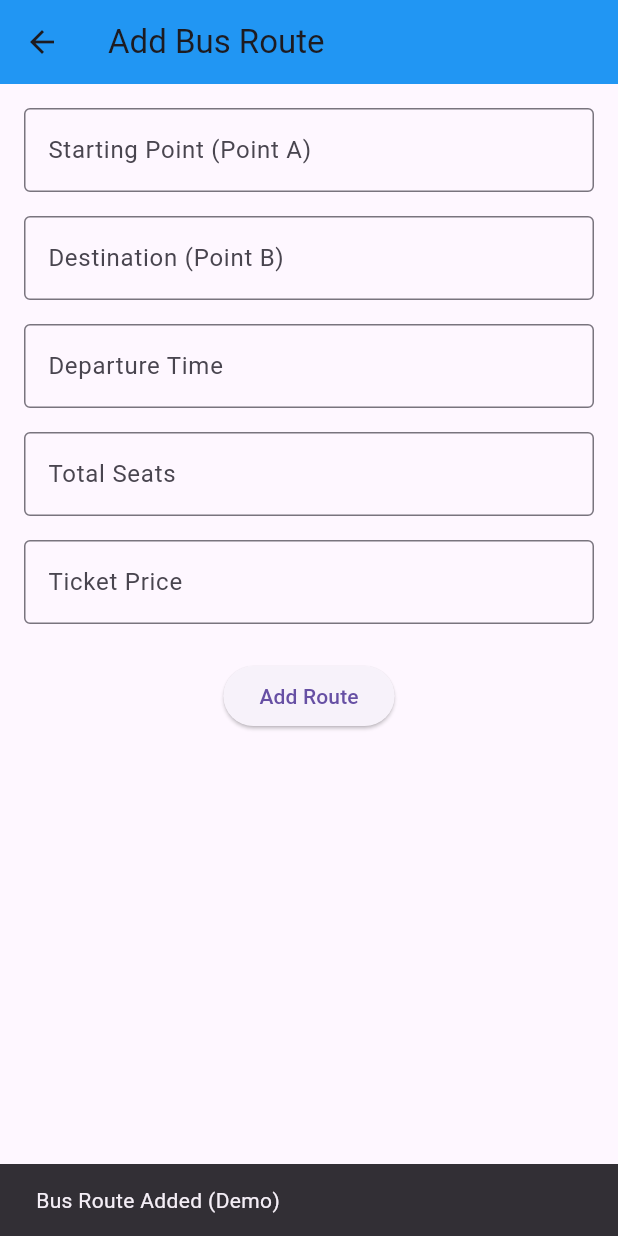
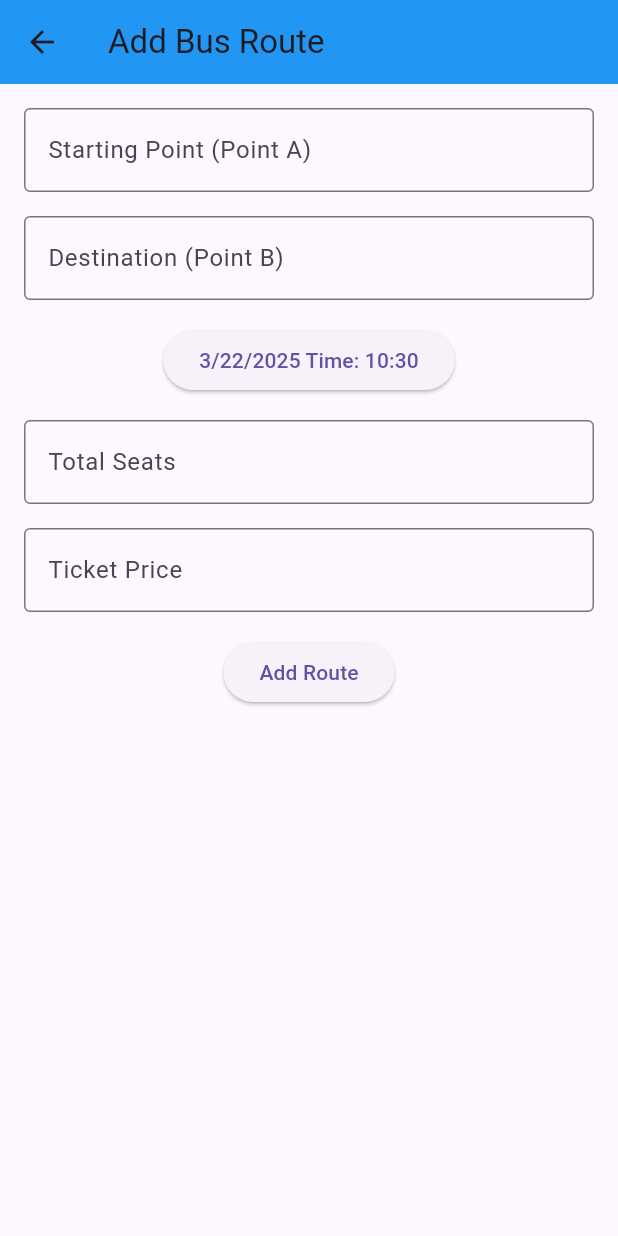
Before and after one commit to argieuwu/paw-patrol-ticketing, a Flutter app: the AddBusRouteScreen screen opened directly, after a tap on "Add Route", on a phone screen of 412 x 824 dp. Run offline on Flutter 3.47's test engine with Material 3 defaults, Android fonts, the phone set to English and light mode, and no system bars; our stand-ins replace cloud_firestore, firebase_auth, firebase_core, fluentui_icons, qr_flutter; missing offline and left inert: board_datetime_picker; accounts and stored records are empty.

Commit message:
adin ticet

```diff
--- a/lib/Admin/pages/AddBusRouteScreen.dart
+++ b/lib/Admin/pages/AddBusRouteScreen.dart
@@ -1,8 +1,16 @@
+import 'package:capstone2/data/model/AdminBusTicket.dart';
 import 'package:flutter/material.dart';
+import 'package:board_datetime_picker/board_datetime_picker.dart';
 
-class AddBusRouteScreen extends StatelessWidget {
+class AddBusRouteScreen extends StatefulWidget {
   const AddBusRouteScreen({super.key});
 
+  @override
+  State<AddBusRouteScreen> createState() => _AddBusRouteScreenState();
+}
+
+class _AddBusRouteScreenState extends State<AddBusRouteScreen> {
+  DateTime dateTime = DateTime.now();
   @override
   Widget build(BuildContext context) {
     final TextEditingController pointAController = TextEditingController();
@@ -19,6 +27,7 @@ class AddBusRouteScreen extends StatelessWidget {
       body: Padding(
         padding: const EdgeInsets.all(16.0),
         child: Column(
+          spacing: 16,
           children: [
             TextField(
               controller: pointAController,
@@ -27,7 +36,6 @@ class AddBusRouteScreen extends StatelessWidget {
                 border: OutlineInputBorder(),
               ),
             ),
-            const SizedBox(height: 16),
             TextField(
               controller: pointBController,
               decoration: const InputDecoration(
@@ -35,15 +43,39 @@ class AddBusRouteScreen extends StatelessWidget {
                 border: OutlineInputBorder(),
               ),
             ),
-            const SizedBox(height: 16),
-            TextField(
-              controller: timeController,
-              decoration: const InputDecoration(
-                labelText: 'Departure Time',
-                border: OutlineInputBorder(),
-              ),
+            ElevatedButton(
+              onPressed: () async {
+                DateTime? rizz = await showDatePicker(
+                  initialDate: dateTime,
+                  context: context,
+                  firstDate: DateTime.now(),
+                  lastDate: DateTime(2100),
+                );
+
+                if (rizz != null) {
+                  setState(() {
+                    dateTime = rizz;
+                  });
+                  if (context.mounted) {
+                    TimeOfDay? time = await showTimePicker(
+                        context: context,
+                        initialTime: TimeOfDay(
+                            hour: dateTime.hour, minute: dateTime.minute));
+                    if (time != null) {
+                      var newdate = DateTime(dateTime.year, dateTime.month,
+                          dateTime.day, time.hour, time.minute);
+                      setState(() {
+                        dateTime = newdate;
+                      });
+                    }
+                  }
+                } else {
+                  return;
+                }
+              },
+              child: Text(
+                  '${dateTime.month}/${dateTime.day}/${dateTime.year} Time: ${dateTime.hour}:${dateTime.minute}'),
             ),
-            const SizedBox(height: 16),
             TextField(
               controller: seatsController,
               decoration: const InputDecoration(
@@ -52,7 +84,6 @@ class AddBusRouteScreen extends StatelessWidget {
               ),
               keyboardType: TextInputType.number,
             ),
-            const SizedBox(height: 16),
             TextField(
               controller: priceController,
               decoration: const InputDecoration(
@@ -61,10 +92,16 @@ class AddBusRouteScreen extends StatelessWidget {
               ),
               keyboardType: TextInputType.number,
             ),
-            const SizedBox(height: 24),
             ElevatedButton(
               onPressed: () {
-                // Demo action: Show success message
+                AdminBusTicket(
+                    destination: [
+                      pointAController.toString(),
+                      pointBController.toString()
+                    ],
+                    departureTime: dateTime,
+                    totalSeats: int.parse(seatsController.toString()),
+                    ticketPrice: int.parse(priceController.toString()));
                 ScaffoldMessenger.of(context).showSnackBar(
                   const SnackBar(content: Text('Bus Route Added (Demo)')),
                 );
--- a/pubspec.yaml
+++ b/pubspec.yaml
@@ -11,7 +11,7 @@ dependencies:
     sdk: flutter
   firebase_core: ^3.12.1
 
-  cloud_firestore: ^5.6.3
+  cloud_firestore: ^5.6.5
 
   qr_flutter: ^4.1.0
 
@@ -28,6 +28,7 @@ dependencies:
 
 
   fluentui_icons: ^1.0.0
+  board_datetime_picker: ^2.5.0
 
 
 
```
Also changed, not shown: lib/data/data_sources/upload_ticket.dart (added, +10 -0 lines), lib/data/model/AdminBusTicket.dart (+6 -1 lines), pubspec.lock.
